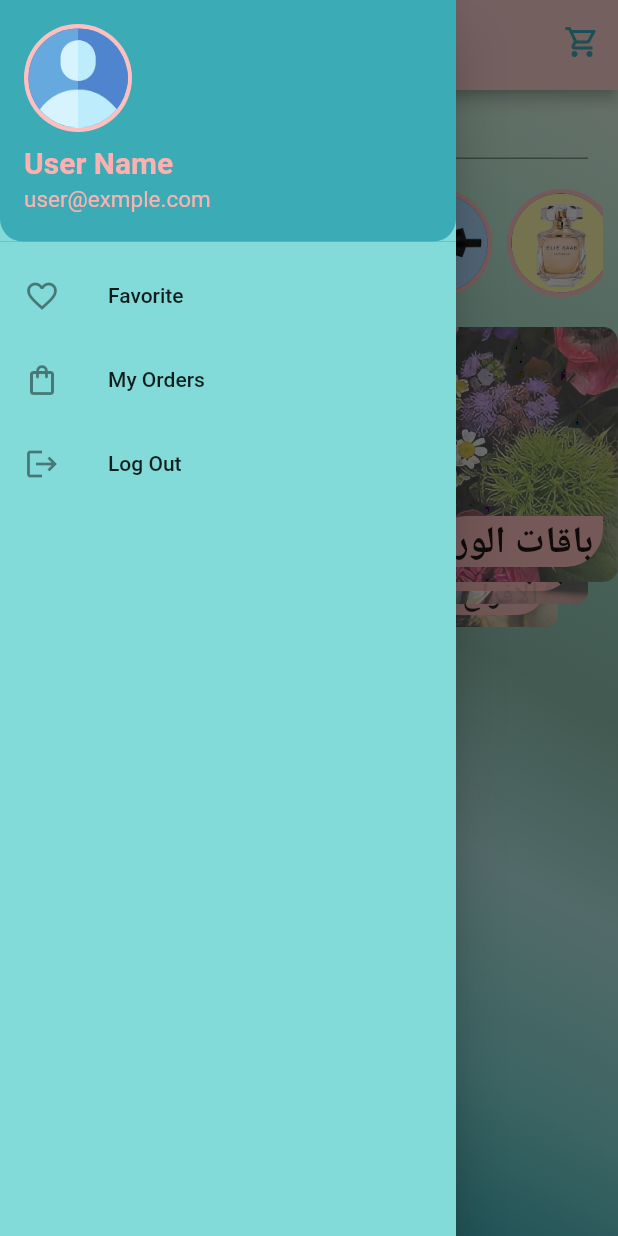
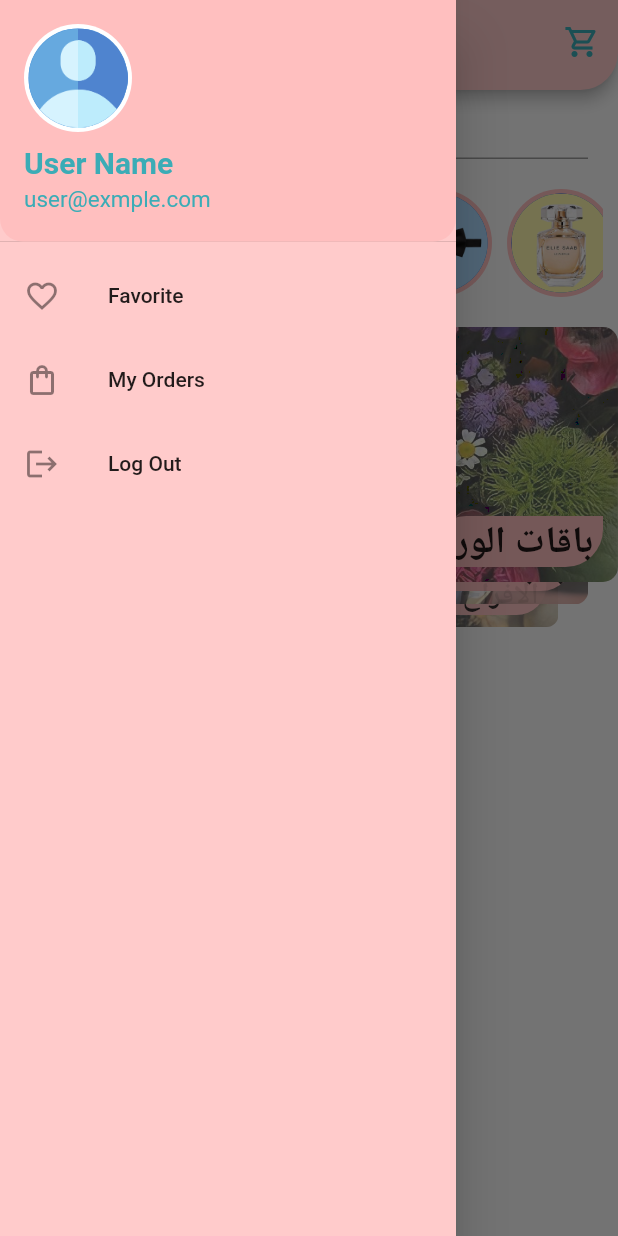
Before and after one commit to SohibAl-Bakri/Karaz_shopping, a Flutter app: the screen it shows after launch, with the side drawer open, on a phone screen of 412 x 824 dp. Run offline on Flutter 3.47's test engine with Material 2 defaults, Android fonts, the phone set to English and light mode, and no system bars; drawn by our look-alikes of card_swiper.

Commit message:
update Home Page

```diff
--- a/lib/pages/home/components/Drawer/custom_drawer.dart
+++ b/lib/pages/home/components/Drawer/custom_drawer.dart
@@ -49,20 +49,20 @@ class CustomDrawer extends StatelessWidget {
     }
 
     return Drawer(
-      backgroundColor: AppColors.blueGrey2,
+      backgroundColor: AppColors.somo3,
       child: SingleChildScrollView(
         child: Column(
           children: [
             UserAccountsDrawerHeader(
               decoration: BoxDecoration(
-                color: AppColors.blueGrey3,
+                color: AppColors.somo2,
                 borderRadius: const BorderRadius.only(
                     bottomRight: Radius.circular(15),
                     bottomLeft: Radius.circular(15)),
               ),
               currentAccountPicture: Container(
                 decoration: BoxDecoration(
-                  color: AppColors.somo2,
+                  color: Colors.white,
                   borderRadius: BorderRadius.circular(100),
                 ),
                 child: const Padding(
@@ -79,14 +79,14 @@ class CustomDrawer extends StatelessWidget {
                 style: TextStyle(
                   fontSize: 20,
                   fontWeight: FontWeight.bold,
-                  color: AppColors.somo,
+                  color: AppColors.blueGrey3,
                 ),
               ),
               accountEmail: Text(
                 'user@exmple.com',
                 style: TextStyle(
                   fontSize: 15,
-                  color: AppColors.somo,
+                  color: AppColors.blueGrey3,
                 ),
               ),
             ),
--- a/lib/pages/home/components/appBar/custom_app_bar.dart
+++ b/lib/pages/home/components/appBar/custom_app_bar.dart
@@ -7,7 +7,11 @@ class CustomAppBar extends StatelessWidget implements PreferredSizeWidget {
   @override
   Widget build(BuildContext context) {
     return AppBar(
-      backgroundColor: AppColors.somo4,
+      backgroundColor: AppColors.somo3,
+      shape: const RoundedRectangleBorder(
+          borderRadius: BorderRadius.only(
+              bottomRight: Radius.circular(25),
+              bottomLeft: Radius.circular(25))),
       iconTheme: IconThemeData(color: AppColors.blueGrey3),
       title: Text(
         'Home Page',
--- a/lib/pages/home/home_page.dart
+++ b/lib/pages/home/home_page.dart
@@ -19,13 +19,14 @@ class _HomePageState extends State<HomePage> {
       appBar: const CustomAppBar(),
       drawer: const CustomDrawer(),
       body: Container(
-        decoration: BoxDecoration(
-          gradient: LinearGradient(
-            begin: Alignment.topRight,
-            end: Alignment.bottomLeft,
-            colors: AppColors.mixList,
-          ),
-        ),
+        color: Colors.white10,
+        // decoration: BoxDecoration(
+        //   gradient: LinearGradient(
+        //     begin: Alignment.topRight,
+        //     end: Alignment.bottomLeft,
+        //     colors: AppColors.mixList,
+        //   ),
+        // ),
         width: double.infinity,
         height: double.infinity,
         child: SingleChildScrollView(
```
Also changed, not shown: 16 other files.
